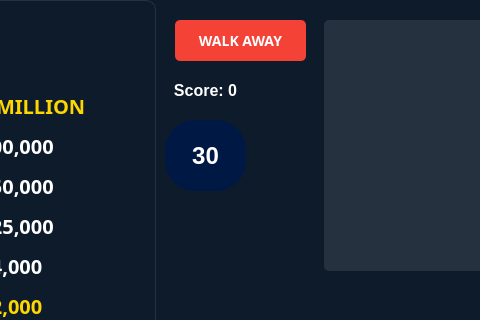
First picture: the form in client/gamescreen.ui, repository lucasnhandang/TheMillionaireGame, before the edit; both pictures show x 115 to 595 and y 0 to 320 of the 1280 by 800 pixel window.
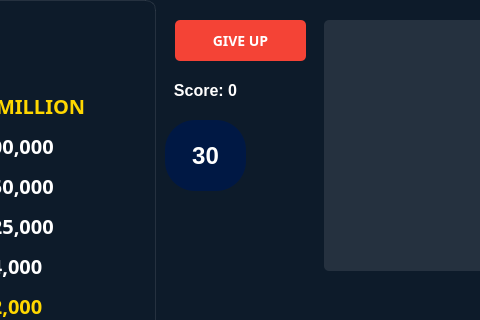
Second picture: the form after the edit. Icons and pictures are not drawn.

Diff of the .ui file:
```diff
--- a/client/gamescreen.ui
+++ b/client/gamescreen.ui
@@ -503,7 +503,7 @@
      }</string>
    </property>
    <property name="text">
-    <string>WALK AWAY</string>
+    <string>GIVE UP</string>
    </property>
   </widget>
   <widget class="QLabel" name="timerLabel">
```
